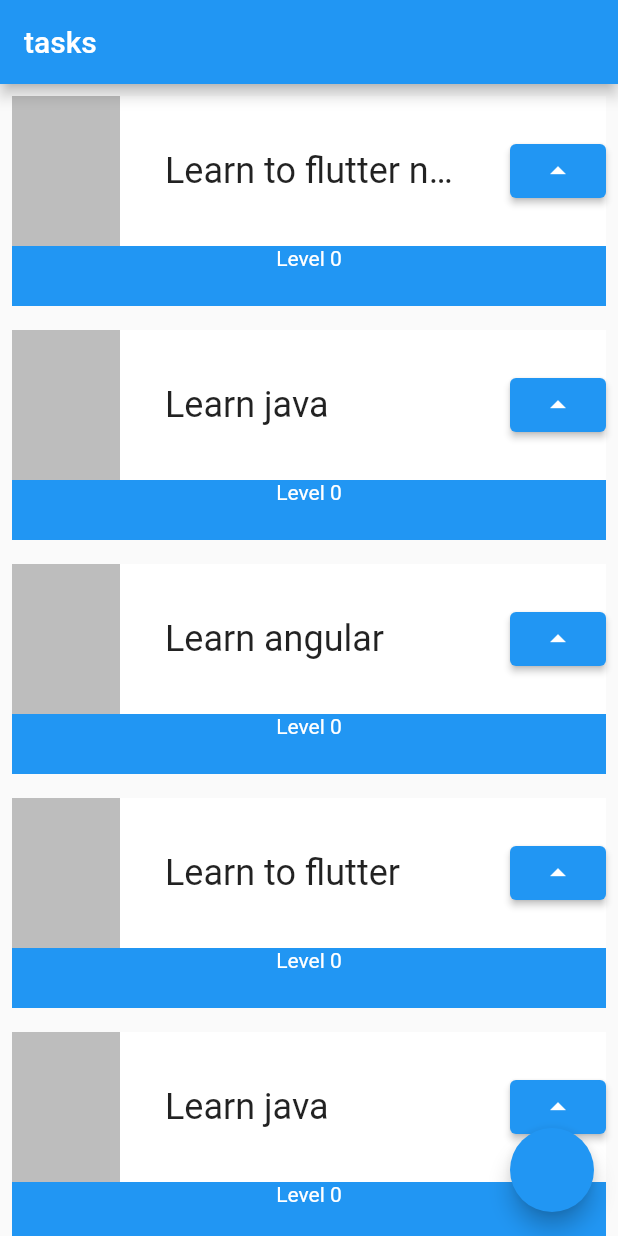
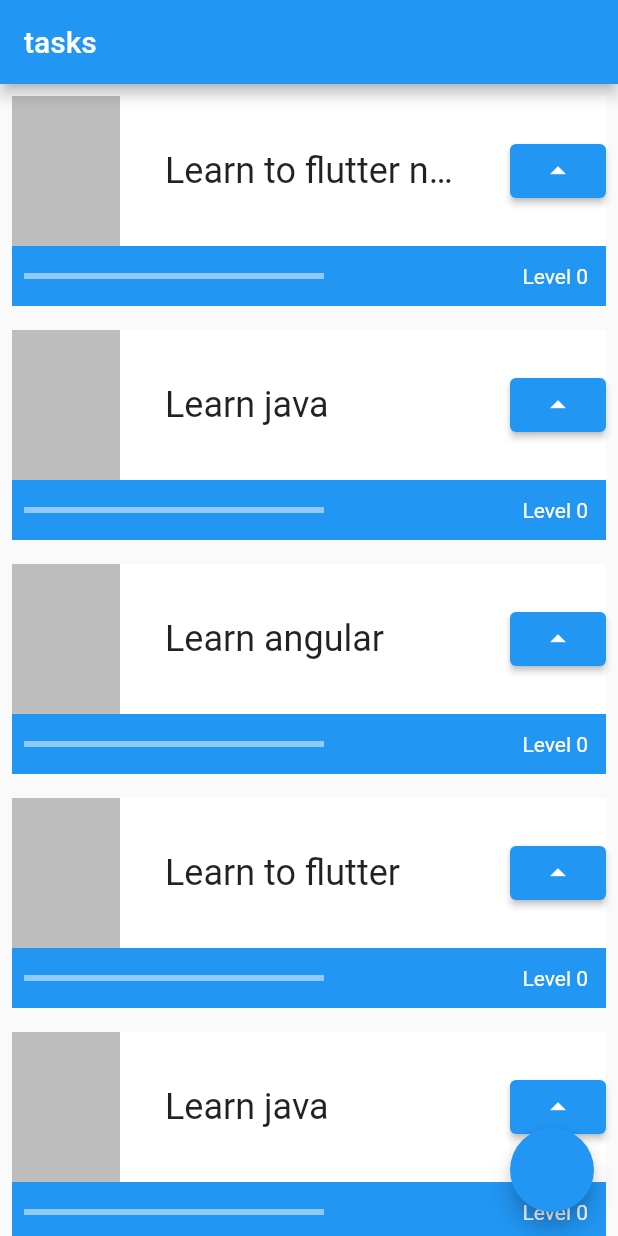
Before and after one commit to josiasmartins/flutter-widgets-stateless-stateFul, a Flutter app: the screen it shows after launch, on a phone screen of 412 x 824 dp. Run offline on Flutter 3.47's test engine with Material 2 defaults, Android fonts, the phone set to English and light mode, and no system bars.

Commit message:
feat: Novo Widget: linearProgressIndicator

```diff
--- a/lib/main.dart
+++ b/lib/main.dart
@@ -113,7 +113,29 @@
                     ],
                   ),
                 ),
-                Text('Level $nivel', style: TextStyle(color: Colors.white),)
+                Row(
+                  mainAxisAlignment: MainAxisAlignment.spaceBetween,
+                  children: [
+                    Padding(
+                      padding: const EdgeInsets.all(8),
+                      child: Container(
+                          child: LinearProgressIndicator(
+                            color: Colors.white,
+                            value: nivel/10,
+                          ),
+                          width: 200,
+                      ),
+                    ),
+                    Padding(
+                      padding: EdgeInsets.all(12),
+                      child:  Text(
+                      'Level $nivel',
+                      style: TextStyle(
+                          color: Colors.white
+                      ),
+                    ),)
+                  ],
+                ),
               ],
             ),
           ],
```
